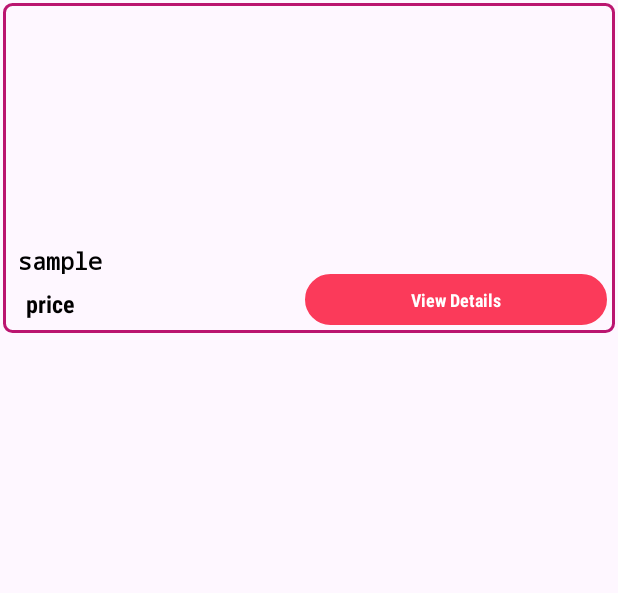
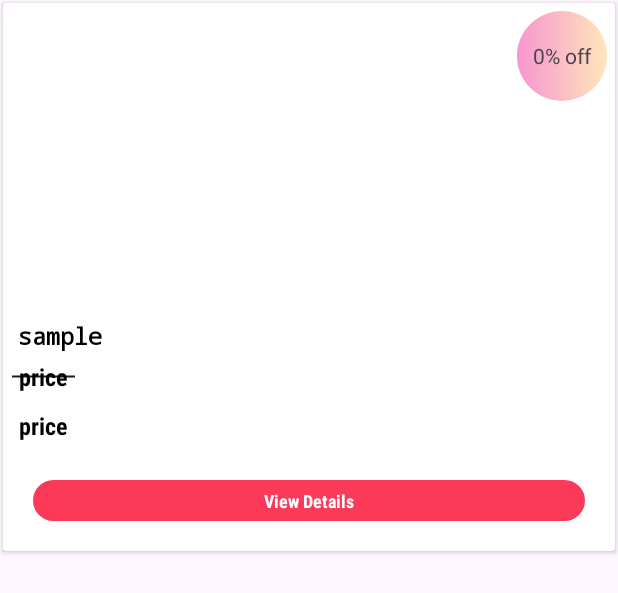
Before and after one commit to Rituraj-Saha/JwellaryBaisc, an Android app: the layout item_grid_home.xml on its own in the app's theme, with its tools: preview values and no code run, on a phone screen of 412 x 824 dp. Shown: the top 593 px of the screen. Run offline under Robolectric (Android 15) with nearby library versions, the phone set to English and light mode, and no system bars.

Commit message:
Data fetched home screen complete

```diff
--- a/app/src/main/java/com/techmasan/jwellarybaisc/model/Grid1Home.kt
+++ b/app/src/main/java/com/techmasan/jwellarybaisc/model/Grid1Home.kt
@@ -4,8 +4,11 @@ data class Grid1Home (
     var pid:Long,
     var image:String,
     var price:String,
+    var discount:String,
+    var actualPrice:String,
     var qty:String,
     var title:String,
+    var desc: String,
     var imageList:List<String>,
 
 
--- a/app/src/main/java/com/techmasan/jwellarybaisc/networkConfig/ApiService.kt
+++ b/app/src/main/java/com/techmasan/jwellarybaisc/networkConfig/ApiService.kt
@@ -33,4 +33,7 @@ interface ApiService {
     @GET("/product/get-product")
     suspend fun loadProduct(@Query("pageNo") pageNo:Int, @Header("Authorization")token:String) : List<RetrivedProduct>
 
+    @Headers("Content-type: application/json")
+    @POST("/auth/generateToken/tokenExpireCheck")
+    suspend fun chekTokenExpire(@Body token: String):Boolean
 }
--- /dev/null
+++ b/app/src/main/res/drawable/circle_card_3.xml
@@ -0,0 +1,11 @@
+<shape xmlns:android="http://schemas.android.com/apk/res/android"
+    android:shape="oval">
+    <gradient
+        android:startColor="#F696CF"
+        android:endColor="#FFE6BA"
+        />
+    <!--        <stroke-->
+    <!--            android:width="1dp"-->
+
+    <!--            android:color="#FF2064" />-->
+</shape>
--- a/app/src/main/res/layout/item_grid_home.xml
+++ b/app/src/main/res/layout/item_grid_home.xml
@@ -1,23 +1,32 @@
 <?xml version="1.0" encoding="utf-8"?>
-<LinearLayout xmlns:android="http://schemas.android.com/apk/res/android"
+<androidx.cardview.widget.CardView xmlns:android="http://schemas.android.com/apk/res/android"
     xmlns:app="http://schemas.android.com/apk/res-auto"
     android:id="@+id/imgParent"
     android:orientation="vertical"
     android:layout_width="match_parent"
-    android:layout_height="220dp"
+    android:layout_height="wrap_content"
     android:layout_margin="2dp"
-    android:background="@drawable/border_02">
+    android:elevation="50dp"
+    >
+    <RelativeLayout
+        android:layout_width="match_parent"
+        android:layout_height="wrap_content">
+    <LinearLayout
+        android:layout_width="match_parent"
+        android:layout_height="wrap_content"
+        android:orientation="vertical"
+        >
     <ImageView
         android:id="@+id/imgGrid"
         android:layout_width="match_parent"
-        android:layout_height="150dp"
+        android:layout_height="200dp"
         android:scaleType="fitXY"
         android:layout_margin="5dp"
         />
     <TextView
         android:id="@+id/txtTitle"
         android:layout_width="match_parent"
-        android:layout_height="20dp"
+        android:layout_height="wrap_content"
         android:ellipsize="end"
         android:maxLines="1"
         android:textSize="16sp"
@@ -29,29 +38,43 @@
         />
     <LinearLayout
         android:layout_width="match_parent"
-        android:layout_height="match_parent"
-        android:orientation="horizontal"
+        android:layout_height="wrap_content"
+        android:orientation="vertical"
         android:weightSum="1">
     <TextView
         android:id="@+id/txtPrice"
-        android:layout_width="0dp"
-        android:layout_height="40dp"
-        android:gravity="start|center"
-        android:paddingStart="15dp"
+        android:layout_width="wrap_content"
+        android:layout_height="wrap_content"
+        android:padding="5dp"
+        android:layout_marginStart="5dp"
         android:text="price"
         android:textColor="@color/black"
         android:textStyle="bold"
         android:textSize="16sp"
         android:fontFamily="sans-serif-condensed"
-        android:layout_weight=".5"/>
+        android:layout_weight=".3"
+        android:background="@drawable/strike_through"
+        />
+        <TextView
+            android:id="@+id/txtActualPrice"
+            android:layout_width="match_parent"
+            android:layout_height="wrap_content"
+            android:gravity="start|center"
+            android:padding="5dp"
+            android:layout_marginStart="5dp"
+            android:text="price"
+            android:textColor="@color/black"
+            android:textStyle="bold"
+            android:textSize="16sp"
+            android:fontFamily="sans-serif-condensed"
+            android:layout_weight=".3"/>
         <LinearLayout
-            android:layout_width="0dp"
-            android:layout_height="match_parent"
-            android:layout_weight=".5"
+            android:layout_width="match_parent"
+            android:layout_height="wrap_content"
+            android:layout_weight=".4"
             android:background="@drawable/border_01"
             android:backgroundTint="@color/colorPrimary"
-            android:layout_marginRight="5dp"
-            android:layout_marginBottom="5dp"
+            android:layout_margin="20dp"
             >
       <TextView
           android:id="@+id/txtShowDetails"
@@ -73,5 +96,16 @@
         </LinearLayout>
     </LinearLayout>
 
-
-</LinearLayout>
+    </LinearLayout>
+    <TextView
+        android:id="@+id/txtDiscount"
+        android:layout_width="60dp"
+        android:layout_height="60dp"
+        android:background="@drawable/circle_card_3"
+        android:layout_alignParentRight="true"
+        android:text="0% off"
+        android:gravity="center"
+        android:layout_margin="5dp"
+        />
+    </RelativeLayout>
+</androidx.cardview.widget.CardView>
```
Also changed, not shown: app/src/main/java/com/techmasan/jwellarybaisc/MainActivity.kt (+17 -7 lines), app/src/main/java/com/techmasan/jwellarybaisc/SplashActivity.kt (+53 -9 lines), app/src/main/java/com/techmasan/jwellarybaisc/Util.kt (+6 -1 lines), app/src/main/java/com/techmasan/jwellarybaisc/adaptor/GridRecyclHomeAdaptor.kt (+77 -2 lines), app/src/main/java/com/techmasan/jwellarybaisc/networkConfig/repositories/TokenExpireRepository.kt (added, +18 -0 lines), app/src/main/java/com/techmasan/jwellarybaisc/networkConfig/viewModels/TokenExpireViewModel.kt (added, +27 -0 lines), app/src/main/res/layout/item_product_dialog.xml (+27 -14 lines).
